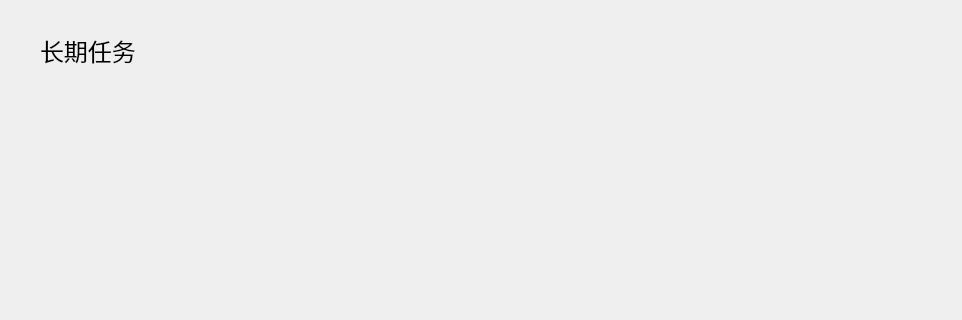
Qt form Easygtd/longtermworks.ui (topologicalstructure/HCIProject) before a commit; both pictures show x 0 to 962 and y 0 to 320 of the 962 by 597 pixel window.
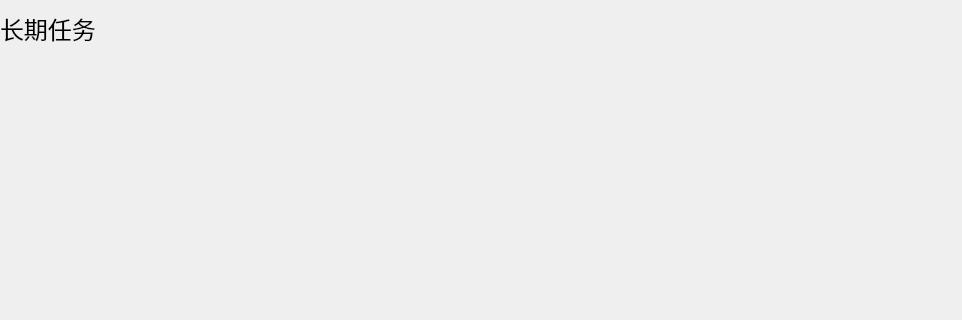
The same form after that commit. Custom widgets are drawn as their Qt base class.

Diff of the .ui file:
```diff
--- a/Easygtd/longtermworks.ui
+++ b/Easygtd/longtermworks.ui
@@ -13,14 +13,26 @@
   <property name="windowTitle">
    <string>Form</string>
   </property>
+  <layout class="QVBoxLayout" name="verticalLayout">
+   <property name="spacing">
+    <number>0</number>
+   </property>
+   <property name="leftMargin">
+    <number>0</number>
+   </property>
+   <property name="rightMargin">
+    <number>0</number>
+   </property>
+   <property name="bottomMargin">
+    <number>0</number>
+   </property>
+   <item>
   <widget class="QLabel" name="label">
-   <property name="geometry">
-    <rect>
-     <x>40</x>
-     <y>20</y>
-     <width>131</width>
-     <height>61</height>
-    </rect>
+     <property name="sizePolicy">
+      <sizepolicy hsizetype="Preferred" vsizetype="Fixed">
+       <horstretch>0</horstretch>
+       <verstretch>0</verstretch>
+      </sizepolicy>
    </property>
    <property name="font">
     <font>
@@ -31,7 +43,36 @@
     <string>长期任务</string>
    </property>
   </widget>
- </widget>
+   </item>
+   <item>
+    <widget class="QWidget" name="widget_2" native="true"/>
+   </item>
+   <item>
+    <widget class="create_widget" name="widget" native="true">
+     <property name="sizePolicy">
+      <sizepolicy hsizetype="Preferred" vsizetype="Fixed">
+       <horstretch>0</horstretch>
+       <verstretch>0</verstretch>
+      </sizepolicy>
+     </property>
+     <property name="minimumSize">
+      <size>
+       <width>0</width>
+       <height>40</height>
+      </size>
+     </property>
+    </widget>
+   </item>
+  </layout>
+ </widget>
+ <customwidgets>
+  <customwidget>
+   <class>create_widget</class>
+   <extends>QWidget</extends>
+   <header>create_widget.h</header>
+   <container>1</container>
+  </customwidget>
+ </customwidgets>
  <resources/>
  <connections/>
 </ui>
```
Lines whose indentation alone changed are shown as unchanged.
